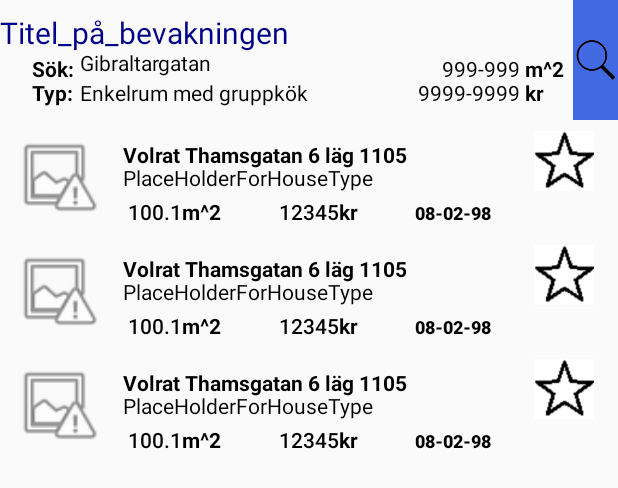
After one commit to Yeetii/ProjektgruppLP4, an Android app: the layout search_watcher_row_item_expanded.xml on its own in the app's theme, with its tools: preview values and no code run, on a phone screen of 412 x 824 dp. The commit adds this screen. Shown: the top 488 px of the screen. Run offline under Robolectric (Android 15) with nearby library versions, the phone set to English and light mode, and no system bars.

Commit message:
list of accommodations in searchwatchers started

```diff
--- a/app/src/main/java/se/chalmers/projektgrupplp4/studentlivinggbg/SearchWatcherAdapter.java
+++ b/app/src/main/java/se/chalmers/projektgrupplp4/studentlivinggbg/SearchWatcherAdapter.java
@@ -44,12 +44,21 @@
         System.out.println("Making list item " + position + " with title" + dataModel.getTitle());
 
         if (convertView == null) {
-            convertView = inflater.inflate(R.layout.search_watcher_row_item, null);
+            if (dataModel.isExpanded()) {
+                convertView = inflater.inflate(R.layout.search_watcher_row_item_expanded, null);
+            } else {
+                convertView = inflater.inflate(R.layout.search_watcher_row_item, null);
+            }
             viewHolder = new SearchWatcherItemView(dataModel, convertView);
             new SearchWatcherItemController(dataModel, convertView, activity, targetClass);
 
 
         }else{
+            /*if (dataModel.isExpanded()) {
+                convertView = inflater.inflate(R.layout.search_watcher_row_item_expanded, null);
+            } else {
+                convertView = inflater.inflate(R.layout.search_watcher_row_item, null);
+            }*/
             viewHolder = (SearchWatcherItemView) convertView.getTag();
         }
 
@@ -63,7 +72,13 @@
 
         int position=(Integer) v.getTag();
         SearchWatcherItem tappedSearch = getItem(position);
+        //TODO Access the controller?
 
+        if (tappedSearch.isExpanded()) {
+            tappedSearch.resetExpanded();
+        } else {
+            tappedSearch.setExpanded();
+        }
 
         switch (v.getId())
         {
--- a/app/src/main/java/se/chalmers/projektgrupplp4/studentlivinggbg/controller/searchwatcher/SearchWatcherItemController.java
+++ b/app/src/main/java/se/chalmers/projektgrupplp4/studentlivinggbg/controller/searchwatcher/SearchWatcherItemController.java
@@ -1,6 +1,7 @@
 package se.chalmers.projektgrupplp4.studentlivinggbg.controller.searchwatcher;
 
 import android.app.Activity;
+import android.support.constraint.ConstraintLayout;
 import android.view.View;
 import android.widget.ImageView;
 
@@ -20,12 +21,15 @@
     private Class<? extends  Activity> targetClass;
     private Activity activity;
 
+    private ConstraintLayout layout;
+
     public SearchWatcherItemController (SearchWatcherItem model, View view, Activity activity, Class<? extends  Activity> targetClass) {
         this.model = model;
         this.view = view;
         this.activity = activity;
         this.targetClass = targetClass;
         addListeners();
+
     }
 
     private void addListeners() {
@@ -34,6 +38,14 @@
 
         ImageView searchButton = (ImageView) view.findViewById(R.id.searchWithSearchWatcherButton);
         searchButton.setOnClickListener(getSearchSearchWatcherListener());
+
+        layout = (ConstraintLayout) activity.findViewById(R.id.row_item);
+        layout.setOnClickListener(new View.OnClickListener() {
+            @Override
+            public void onClick(View v) {
+
+            }
+        });
     }
 
     private ImageView.OnClickListener getEditSearchWatcherListener() {
@@ -55,4 +67,6 @@
             }
         });
     }
+
+
 }
--- a/app/src/main/java/se/chalmers/projektgrupplp4/studentlivinggbg/model/searchwatcher/SearchWatcherItem.java
+++ b/app/src/main/java/se/chalmers/projektgrupplp4/studentlivinggbg/model/searchwatcher/SearchWatcherItem.java
@@ -10,11 +10,12 @@
     public String title;
     private Search search;
     private List<Accommodation> newAccommodations;
-
+    private boolean expanded;
 
     public SearchWatcherItem(String title, Search search) {
         this.title = title;
         this.search = search;
+        this.expanded = false;
     }
 
     public void editSearchWatcher () {
@@ -41,8 +42,15 @@
     public String getTitle(){return title;}
     public Search getSearch(){return search;}
 
-
-
+    public boolean isExpanded() {
+        return expanded;
+    }
+    public void setExpanded () {
+        expanded = true;
+    }
+    public void resetExpanded() {
+        expanded = false;
+    }
     /*
     todo: remove this?
     public void test (View view) {
--- a/app/src/main/res/layout/search_watcher_row_item.xml
+++ b/app/src/main/res/layout/search_watcher_row_item.xml
@@ -2,6 +2,7 @@
 <android.support.constraint.ConstraintLayout xmlns:android="http://schemas.android.com/apk/res/android"
     xmlns:app="http://schemas.android.com/apk/res-auto"
     xmlns:tools="http://schemas.android.com/tools"
+    android:id="@+id/row_item"
     android:layout_width="match_parent"
     android:layout_height="80dp"
     android:orientation="vertical">
@@ -12,23 +13,23 @@
         android:layout_width="wrap_content"
         android:layout_height="wrap_content"
         android:layout_marginLeft="-5dp"
+        android:layout_marginTop="8dp"
         android:text="Titel_på_bevakningen"
         app:layout_constraintLeft_toLeftOf="parent"
-        app:layout_constraintTop_toTopOf="parent"
-        android:layout_marginTop="8dp" />
+        app:layout_constraintTop_toTopOf="parent" />
 
     <TextView
         android:id="@+id/textViewSearchLabel"
         style="@style/AppTheme.SearchWatcherItemText"
         android:layout_width="32dp"
         android:layout_height="20dp"
+        android:layout_marginRight="0dp"
+        android:layout_marginTop="10dp"
         android:text="Sök: "
         android:textStyle="bold"
-        app:layout_constraintTop_toTopOf="parent"
         app:layout_constraintBottom_toBottomOf="parent"
         app:layout_constraintRight_toLeftOf="@+id/textViewSearch"
-        android:layout_marginRight="0dp"
-        android:layout_marginTop="10dp"
+        app:layout_constraintTop_toTopOf="parent"
         app:layout_constraintVertical_bias="0.517" />
 
     <TextView
@@ -47,12 +48,12 @@
         style="@style/AppTheme.SearchWatcherItemText"
         android:layout_width="32dp"
         android:layout_height="20dp"
+        android:layout_marginRight="0dp"
         android:layout_marginTop="52dp"
         android:text="Typ: "
         android:textStyle="bold"
-        app:layout_constraintTop_toTopOf="parent"
         app:layout_constraintRight_toLeftOf="@+id/textViewHouseType"
-        android:layout_marginRight="0dp" />
+        app:layout_constraintTop_toTopOf="parent" />
 
     <TextView
         android:id="@+id/textViewHouseType"
--- /dev/null
+++ b/app/src/main/res/layout/search_watcher_row_item_expanded.xml
@@ -0,0 +1,159 @@
+<?xml version="1.0" encoding="utf-8"?>
+<LinearLayout xmlns:android="http://schemas.android.com/apk/res/android"
+    xmlns:app="http://schemas.android.com/apk/res-auto"
+    xmlns:tools="http://schemas.android.com/tools"
+    android:layout_width="match_parent"
+    android:layout_height="320dp"
+    android:orientation="vertical">
+
+    <android.support.constraint.ConstraintLayout
+        android:layout_width="match_parent"
+        android:layout_height="80dp"
+        android:orientation="vertical">
+
+        <TextView
+            android:id="@+id/textViewTitle"
+            style="@style/AppTheme.SearchWatcherTitle"
+            android:layout_width="wrap_content"
+            android:layout_height="wrap_content"
+            android:layout_marginTop="8dp"
+            android:text="Titel_på_bevakningen"
+            app:layout_constraintLeft_toLeftOf="parent"
+            app:layout_constraintTop_toTopOf="parent" />
+
+        <TextView
+            android:id="@+id/textViewSearchLabel"
+            style="@style/AppTheme.SearchWatcherItemText"
+            android:layout_width="32dp"
+            android:layout_height="20dp"
+            android:layout_marginTop="10dp"
+            android:text="Sök: "
+            android:textStyle="bold"
+            app:layout_constraintBottom_toBottomOf="parent"
+            app:layout_constraintRight_toLeftOf="@+id/textViewSearch"
+            app:layout_constraintTop_toTopOf="parent"
+            app:layout_constraintVertical_bias="0.517" />
+
+        <TextView
+            android:id="@+id/textViewSearch"
+            style="@style/AppTheme.SearchWatcherItemText"
+            android:layout_width="wrap_content"
+            android:layout_height="20dp"
+            android:layout_marginLeft="53dp"
+            android:layout_marginStart="53dp"
+            android:layout_marginTop="32dp"
+            android:text="Gibraltargatan"
+            app:layout_constraintLeft_toLeftOf="parent"
+            app:layout_constraintTop_toTopOf="parent" />
+
+        <TextView
+            android:id="@+id/textViewHouseTypeLabel"
+            style="@style/AppTheme.SearchWatcherItemText"
+            android:layout_width="32dp"
+            android:layout_height="20dp"
+            android:layout_marginTop="52dp"
+            android:text="Typ: "
+            android:textStyle="bold"
+            app:layout_constraintRight_toLeftOf="@+id/textViewHouseType"
+            app:layout_constraintTop_toTopOf="parent" />
+
+        <TextView
+            android:id="@+id/textViewHouseType"
+            style="@style/AppTheme.SearchWatcherItemText"
+            android:layout_width="wrap_content"
+            android:layout_height="20dp"
+            android:layout_marginLeft="53dp"
+            android:layout_marginStart="53dp"
+            android:layout_marginTop="52dp"
+            android:text="Enkelrum med gruppkök"
+            app:layout_constraintLeft_toLeftOf="parent"
+            app:layout_constraintTop_toTopOf="parent" />
+
+        <TextView
+            android:id="@+id/textViewArea"
+            style="@style/AppTheme.SearchWatcherItemText"
+            android:layout_width="83dp"
+            android:layout_height="16dp"
+            android:layout_marginEnd="65dp"
+            android:layout_marginRight="65dp"
+            android:layout_marginTop="36dp"
+            android:text="999-999"
+            android:textAlignment="textEnd"
+            app:layout_constraintRight_toRightOf="parent"
+            app:layout_constraintTop_toTopOf="parent" />
+
+        <TextView
+            android:id="@+id/textViewAreaLabel"
+            style="@style/AppTheme.SearchWatcherItemText"
+            android:layout_width="30dp"
+            android:layout_height="16dp"
+            android:layout_marginEnd="35dp"
+            android:layout_marginRight="35dp"
+            android:layout_marginTop="36dp"
+            android:text=" m^2"
+            android:textAlignment="textStart"
+            android:textStyle="bold"
+            app:layout_constraintRight_toRightOf="parent"
+            app:layout_constraintTop_toTopOf="parent" />
+
+        <TextView
+            android:id="@+id/textViewPrice"
+            style="@style/AppTheme.SearchWatcherItemText"
+            android:layout_width="83dp"
+            android:layout_height="16dp"
+            android:layout_marginEnd="65dp"
+            android:layout_marginRight="65dp"
+            android:layout_marginTop="52dp"
+            android:text="9999-9999"
+            android:textAlignment="textEnd"
+            app:layout_constraintRight_toRightOf="parent"
+            app:layout_constraintTop_toTopOf="parent" />
+
+        <TextView
+            android:id="@+id/textViewPriceLabel"
+            style="@style/AppTheme.SearchWatcherItemText"
+            android:layout_width="30dp"
+            android:layout_height="16dp"
+            android:layout_marginEnd="35dp"
+            android:layout_marginRight="35dp"
+            android:layout_marginTop="52dp"
+            android:text=" kr"
+            android:textAlignment="textStart"
+            android:textStyle="bold"
+            app:layout_constraintRight_toRightOf="parent"
+            app:layout_constraintTop_toTopOf="parent" />
+
+        <ImageButton
+            android:id="@+id/hamButton"
+            style="@style/AppTheme.SearchWatcherButton"
+            android:layout_width="30dp"
+            android:layout_height="0dp"
+            android:layout_marginEnd="77dp"
+            android:layout_marginRight="77dp"
+            android:layout_marginTop="48dp"
+            android:background="#aaa"
+            android:src="@drawable/ham_icon"
+            app:layout_constraintRight_toRightOf="parent"
+            app:layout_constraintTop_toTopOf="parent" />
+
+        <ImageButton
+            android:id="@+id/searchWithSearchWatcherButton"
+            style="@style/AppTheme.SearchWatcherButton"
+            android:layout_width="30dp"
+            android:layout_height="0dp"
+            android:layout_marginBottom="16dp"
+            android:background="#4169E1"
+            android:src="@drawable/search_icon"
+            app:layout_constraintBottom_toBottomOf="parent"
+            app:layout_constraintRight_toRightOf="parent" />
+
+    </android.support.constraint.ConstraintLayout>
+
+    <android.support.v7.widget.RecyclerView
+        android:id="@+id/list"
+        android:layout_width="match_parent"
+        android:layout_height="match_parent"
+        tools:listitem="@layout/row_item">
+
+    </android.support.v7.widget.RecyclerView>
+</LinearLayout>
```
